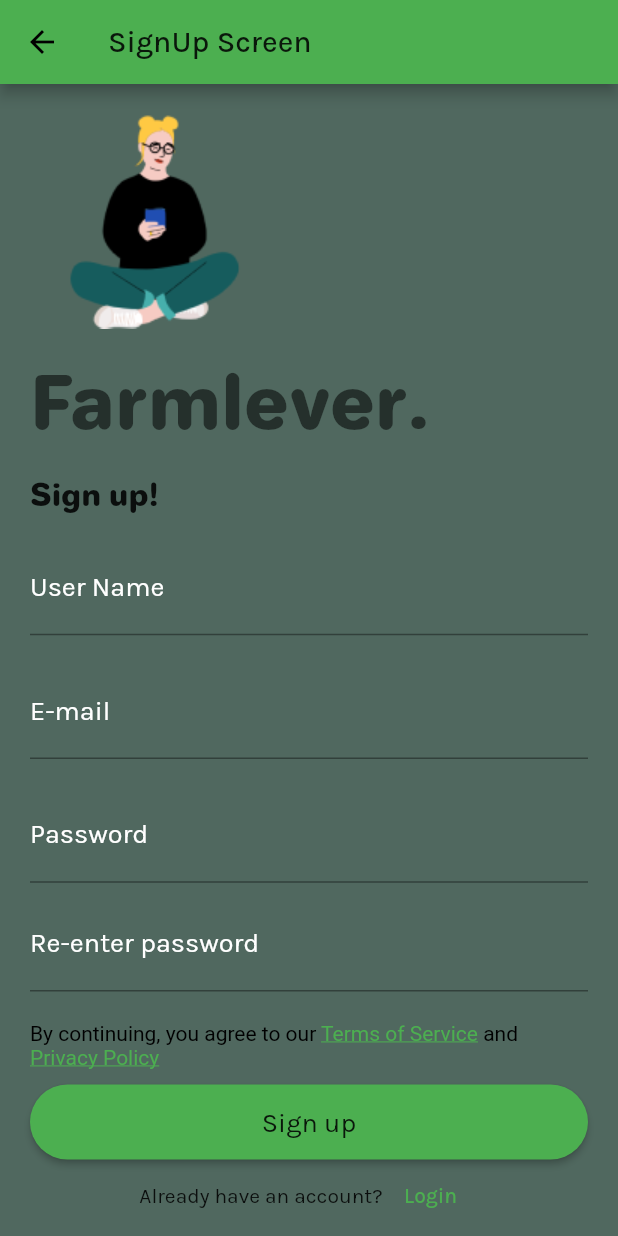
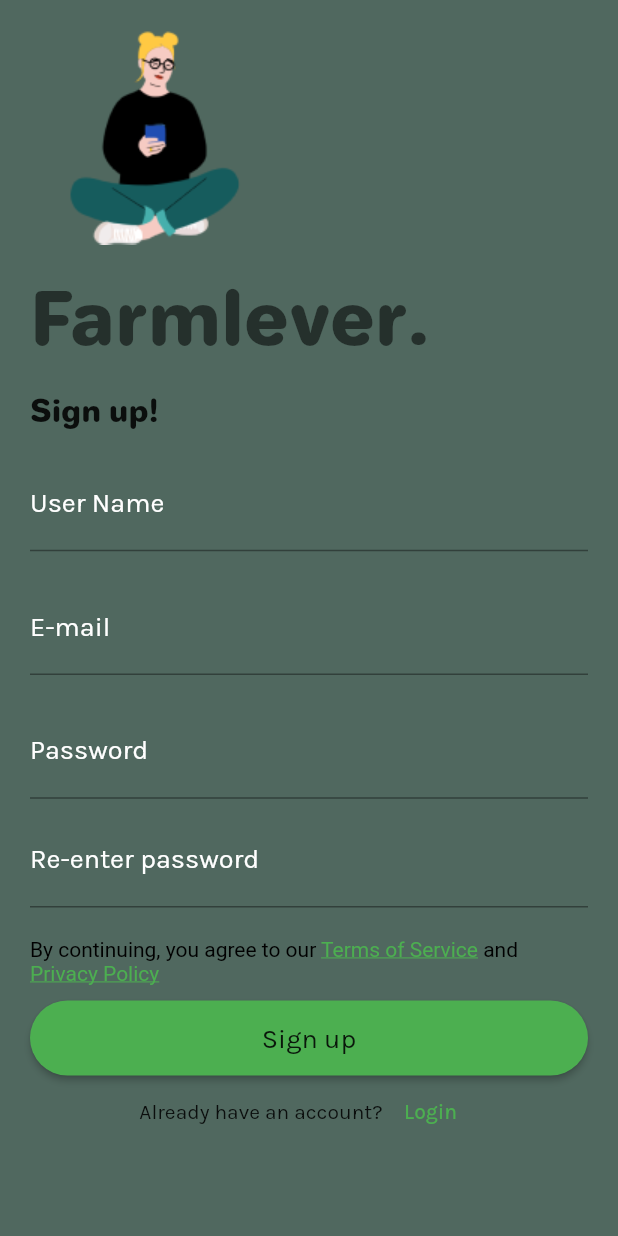
Before and after one commit to Linda-Fitz/RapidIdeationProject, a Flutter app: the SignupScreen screen opened by its route, on a phone screen of 412 x 824 dp. Run offline on Flutter 3.47's test engine with Material 2 defaults, Android fonts, the phone set to English and light mode, and no system bars; our stand-ins replace introduction_screen.

Commit message:
deleting app bar

```diff
--- a/lib/screens/signup.dart
+++ b/lib/screens/signup.dart
@@ -22,10 +22,6 @@ class _SignUpState extends State<SignupScreen> {
   @override
   Widget build(BuildContext context) {
     return Scaffold(
-      appBar: AppBar(
-        title: Text('SignUp Screen'),
-        backgroundColor: Colors.green,
-      ),
       body: new Center(
         child: Padding(
           padding: EdgeInsets.all(10),
```
